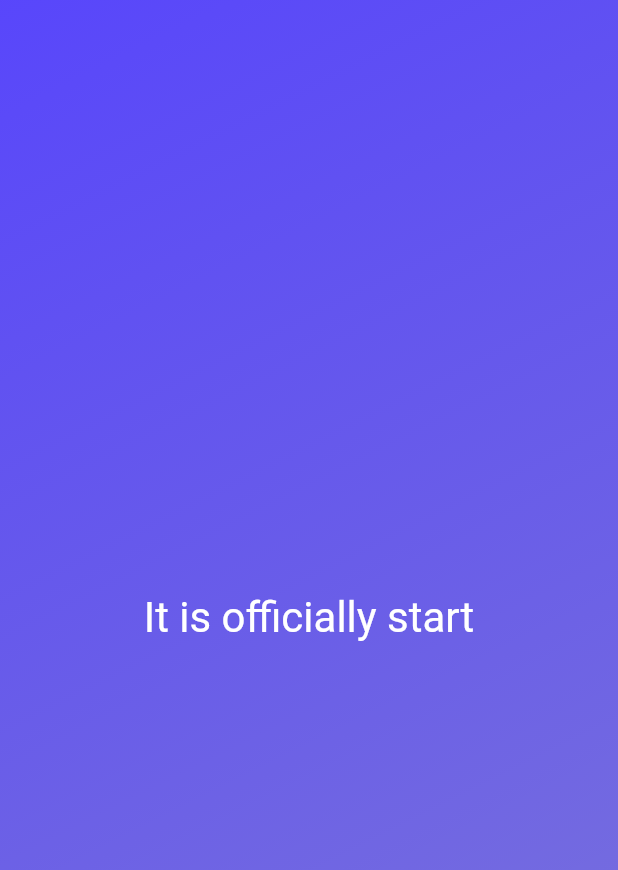
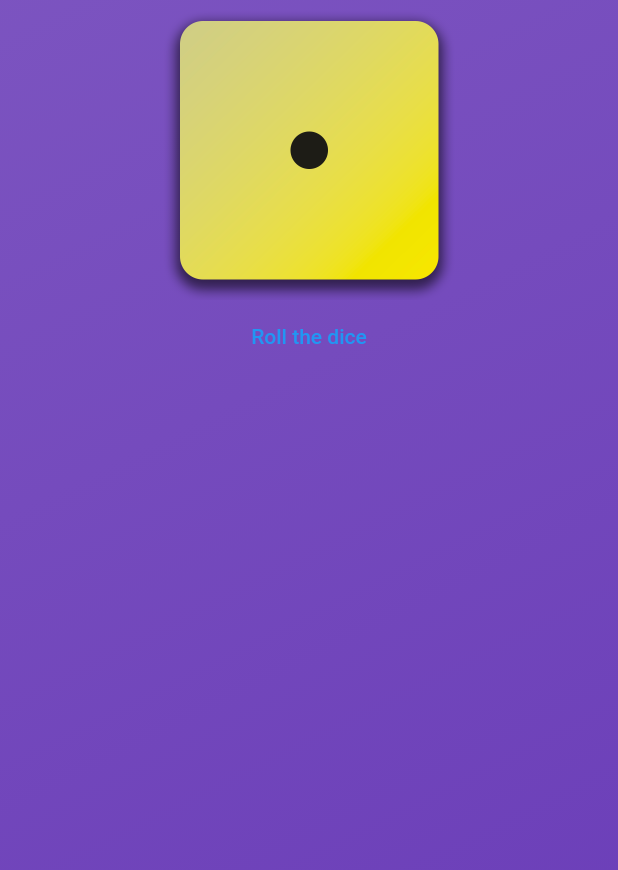
Before and after one commit to arafatmollah/flutter_start, a Flutter app: the screen it shows after launch, on a phone screen of 412 x 824 dp. Shown: the top 870 px of the screen. Run offline on Flutter 3.47's test engine with Material 2 defaults, Android fonts, the phone set to English and light mode, and no system bars.

Commit message:
button added

```diff
--- a/lib/gradient_coloe.dart
+++ b/lib/gradient_coloe.dart
@@ -1,27 +1,40 @@
-import 'package:dice_roll/style_text.dart';
+// import 'package:dice_roll/style_text.dart';
 import 'package:flutter/material.dart';
 
 var startAlignment = Alignment.topLeft;
 var endAlignment = Alignment.bottomRight;
 
 class GradientColor extends StatelessWidget{
-  const GradientColor({super.key});
+  const GradientColor(this.color1,this.color2,{super.key});
+
+  final Color color1;
+  final Color color2;
+
+  void rolldice(){
+    //........//
+  }
+
   @override
   Widget build(context){
     return Container(
           decoration:  BoxDecoration(
             gradient:  LinearGradient(
               colors:
-              const [Color.fromRGBO(26, 1, 252, 0.722),
-              Color.fromARGB(135, 13, 0, 190)],
+               [color1,color2],
               begin: startAlignment,
               end: endAlignment,
 
             ),
           ),
           child:  Center(
-            child: styleText()
+            child: Column(children: [
+                Image.asset('assest/images/dice-1.png',
+                width: 200,),
 
+                TextButton(onPressed: rolldice,
+                child: const Text('Roll the dice'))
+            ],
+            )
           ),
         );
   }
--- a/lib/main.dart
+++ b/lib/main.dart
@@ -5,7 +5,7 @@ void main() {
   runApp(
     const MaterialApp(
       home: Scaffold(
-        body: GradientColor(),
+        body: GradientColor(Color.fromARGB(221, 104, 58, 183),Color.fromARGB(255, 104, 58, 183)),
       ),
     ),
   );
--- a/lib/style_text.dart
+++ b/lib/style_text.dart
@@ -1,12 +1,17 @@
 import 'package:flutter/material.dart';
 
+
+// ignore: camel_case_types
 class styleText extends StatelessWidget{
-  // const styleText ({super.key});
+   const styleText (this.text, {super.key});
+
+  final String text;
 
   @override
   Widget build(context){
-    return const Text('It is officially start',
-              style: TextStyle(
+    return  Text(
+              text,
+              style: const TextStyle(
               color: Color.fromARGB(255, 255, 255, 255),
               fontSize: 28.0,
             ),
```
Also changed, not shown: pubspec.yaml (+7 -3 lines), assest/images/dice-1.png (added), assest/images/dice-2.png (added), assest/images/dice-3.png (added), assest/images/dice-4.png (added), assest/images/dice-5.png (added), assest/images/dice-6.png (added).
